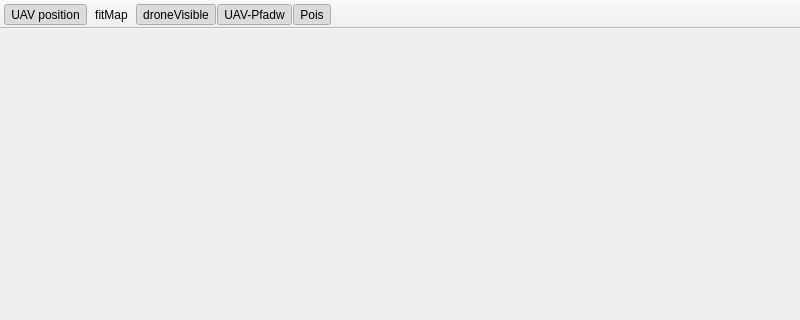
dlr-eoc/poitagger, file poitagger/ui/geomain.ui: the form before one commit; both pictures show x 0 to 800 and y 0 to 320 of the 800 by 600 pixel window.
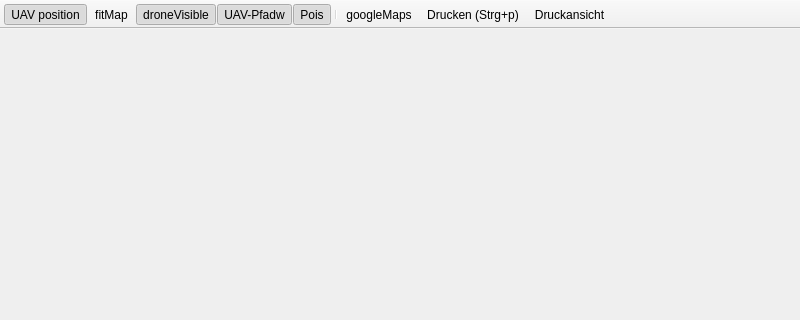
The form after the commit. Icons and pictures are not drawn.

Diff of the .ui file:
```diff
--- a/poitagger/ui/geomain.ui
+++ b/poitagger/ui/geomain.ui
@@ -45,6 +45,10 @@
    <addaction name="actionDroneVisible"/>
    <addaction name="actionUAV_Pfad"/>
    <addaction name="actionPoisVisible"/>
+   <addaction name="separator"/>
+   <addaction name="actionGoogleMaps"/>
+   <addaction name="actionDrucken"/>
+   <addaction name="actionDruckansicht"/>
   </widget>
   <action name="actionUAV_position">
    <property name="checkable">
@@ -115,6 +119,39 @@
     <string>Pois</string>
    </property>
   </action>
+  <action name="actionDrucken">
+   <property name="icon">
+    <iconset>
+     <normaloff>icons/Printer-icon.png</normaloff>icons/Printer-icon.png</iconset>
+   </property>
+   <property name="text">
+    <string>Drucken (Strg+p)</string>
+   </property>
+   <property name="toolTip">
+    <string>Drucken (Strg+p)</string>
+   </property>
+   <property name="shortcut">
+    <string>Ctrl+P</string>
+   </property>
+  </action>
+  <action name="actionDruckansicht">
+   <property name="icon">
+    <iconset>
+     <normaloff>icons/Preview-icon.png</normaloff>icons/Preview-icon.png</iconset>
+   </property>
+   <property name="text">
+    <string>Druckansicht</string>
+   </property>
+  </action>
+  <action name="actionGoogleMaps">
+   <property name="icon">
+    <iconset>
+     <normaloff>icons/world_marker.jpg</normaloff>icons/world_marker.jpg</iconset>
+   </property>
+   <property name="text">
+    <string>googleMaps</string>
+   </property>
+  </action>
  </widget>
  <resources/>
  <connections/>
```
